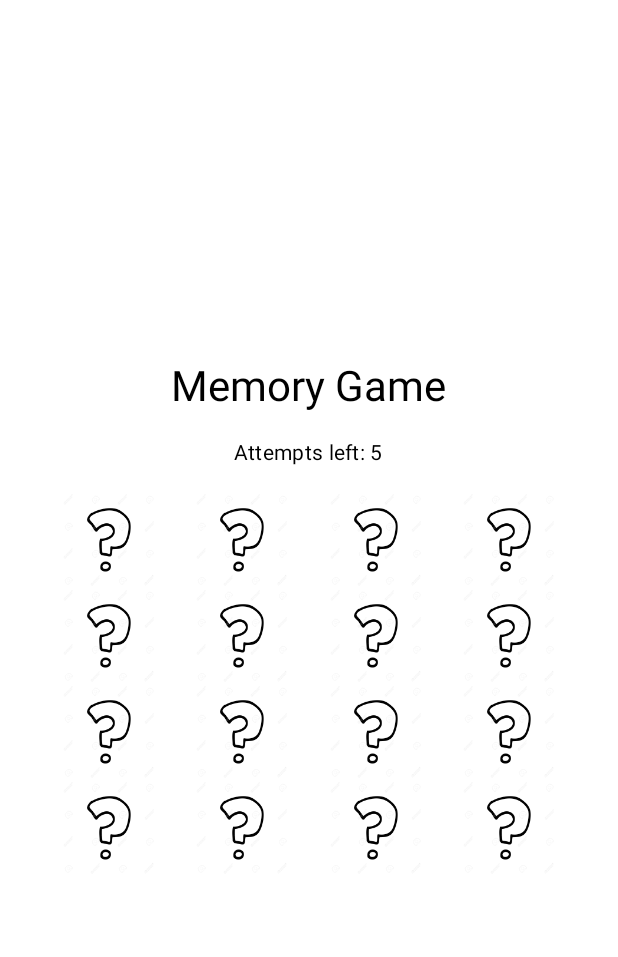
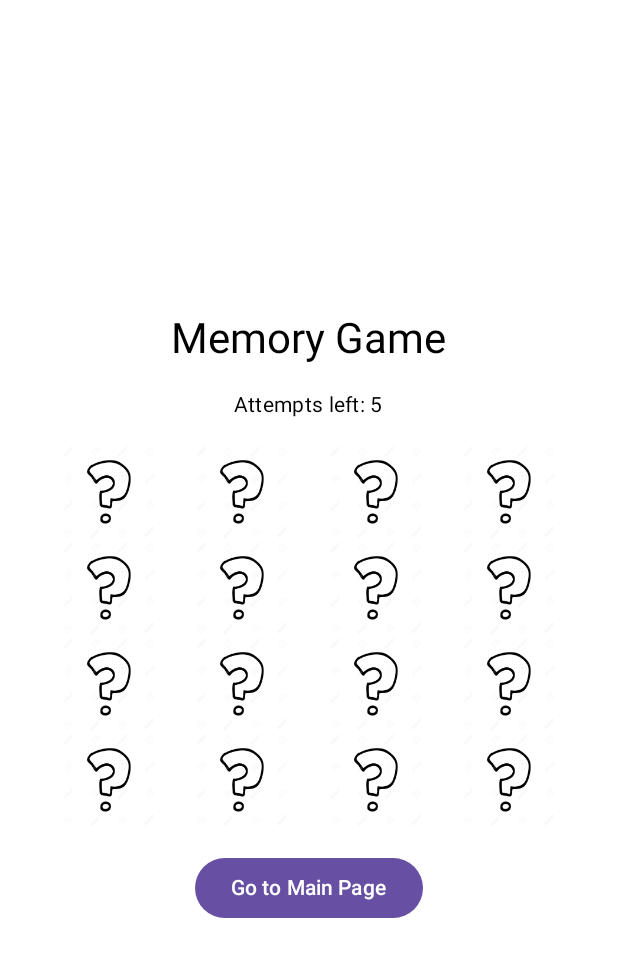
Before and after one commit to SaharLevy/MemoryGame, an Android app built with Jetpack Compose: the GameScreen screen opened through its navigation route, on a phone screen of 412 x 824 dp. Shown: the top 957 px of the screen. Run offline under Robolectric (Android 15) with nearby library versions, the phone set to English and light mode, and no system bars.

Commit message:
finished the project.

```diff
--- a/app/src/main/java/com/example/memorygame/ui/GameScreen.kt
+++ b/app/src/main/java/com/example/memorygame/ui/GameScreen.kt
@@ -68,6 +68,13 @@ fun GameScreen(navController: NavController, settingsViewModel: SettingsViewMode
             } else {
                 HardDifficultyGrid(cards, gameViewModel, cardFlipSoundEnabled)
             }
+            Spacer(modifier = Modifier.height(16.dp))
+            Button(onClick = {
+                gameViewModel.stopTimer()
+                navController.navigate("home")
+            }) {
+                Text(text = "Go to Main Page")
+            }
         }
     }
 }
```
